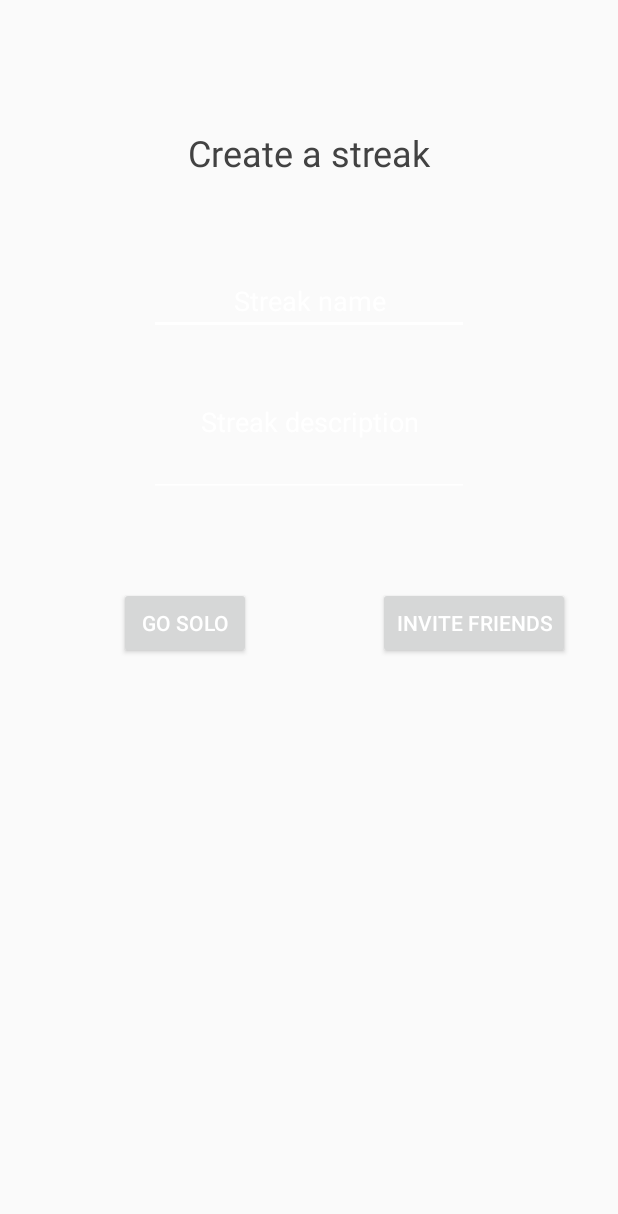
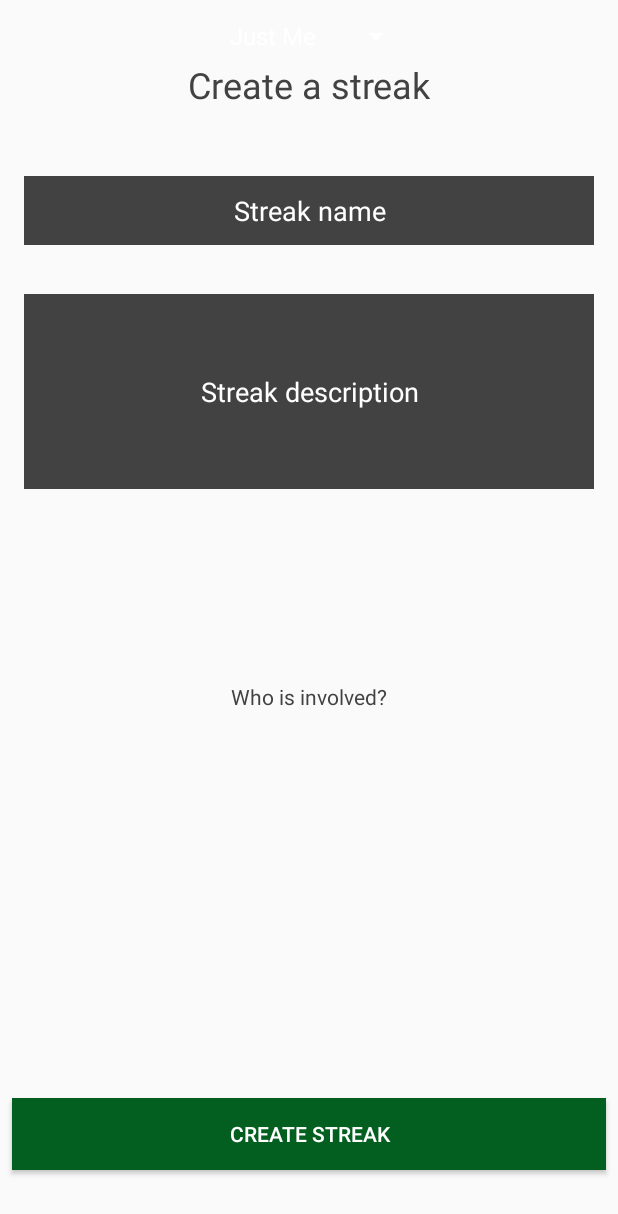
Before and after one commit to ReeceKidd/Streakr-android, an Android app: the CreateStreak screen opened directly, with no data from a screen before it, on a phone screen of 412 x 824 dp. Shown: the top 1214 px of the screen. Run offline under Robolectric (Android 15) with nearby library versions, the phone set to English and light mode, and no system bars.

Commit message:
feat: Began work on whoIsInvolvedSpinner for createStreak activity

```diff
--- a/Streakr/app/src/main/java/com/reecekidd/streakr/CreateStreak.kt
+++ b/Streakr/app/src/main/java/com/reecekidd/streakr/CreateStreak.kt
@@ -3,6 +3,9 @@ package com.reecekidd.streakr
 import android.os.Bundle
 import android.support.design.widget.Snackbar
 import android.support.v7.app.AppCompatActivity;
+import android.view.View
+import android.widget.AdapterView
+import android.widget.ArrayAdapter
 
 import kotlinx.android.synthetic.main.activity_create_streak.*
 
@@ -11,6 +14,21 @@ class CreateStreak : AppCompatActivity() {
     override fun onCreate(savedInstanceState: Bundle?) {
         super.onCreate(savedInstanceState)
         setContentView(R.layout.activity_create_streak)
+
+        var justMe: String = getString(R.string.just_me)
+        var friends: String = getString(R.string.friends)
+
+        val whoIsInvolvedOptions = arrayOf(justMe, friends)
+
+        whoIsInvolvedSpinner.adapter = ArrayAdapter<String>(this, android.R.layout.simple_list_item_1, whoIsInvolvedOptions)
+
+        whoIsInvolvedSpinner.onItemSelectedListener = object : AdapterView.OnItemSelectedListener{
+            override fun onNothingSelected(parent: AdapterView<*>?) {}
+
+            override fun onItemSelected(parent: AdapterView<*>?, view: View?, position: Int, id: Long) {
+                // If nothing is selected just set the default to just me.
+            }
+        }
     }
 
 }
--- a/Streakr/app/src/main/res/layout/activity_create_streak.xml
+++ b/Streakr/app/src/main/res/layout/activity_create_streak.xml
@@ -7,62 +7,50 @@
     android:layout_height="match_parent"
     tools:context=".CreateStreak">
 
+
     <EditText
         android:id="@+id/streakNameInput"
-        android:layout_width="wrap_content"
-        android:layout_height="43dp"
-        android:layout_marginStart="8dp"
-        android:layout_marginTop="8dp"
-        android:layout_marginEnd="8dp"
-        android:layout_marginBottom="8dp"
+        android:layout_width="0dp"
+        android:layout_height="46dp"
+        android:layout_marginStart="16dp"
+        android:layout_marginTop="16dp"
+        android:layout_marginEnd="16dp"
+        android:layout_marginBottom="16dp"
+        android:background="@color/cardview_dark_background"
         android:ems="10"
         android:hint="@string/streak_name"
         android:inputType="textPersonName"
+        android:padding="10dp"
         android:textAlignment="center"
+        android:textColor="@color/cardview_light_background"
         app:layout_constraintBottom_toBottomOf="parent"
         app:layout_constraintEnd_toEndOf="parent"
         app:layout_constraintStart_toStartOf="parent"
         app:layout_constraintTop_toTopOf="parent"
-        app:layout_constraintVertical_bias="0.225" />
-
-    <Button
-        android:id="@+id/soloStreakButton"
-        android:layout_width="wrap_content"
-        android:layout_height="wrap_content"
-        android:layout_marginStart="32dp"
-        android:layout_marginTop="60dp"
-        android:layout_marginEnd="38dp"
-        android:text="@string/solo"
-        app:layout_constraintEnd_toStartOf="@+id/inviteFriendsButton"
-        app:layout_constraintStart_toStartOf="parent"
-        app:layout_constraintTop_toBottomOf="@+id/streakDescription" />
-
-    <Button
-        android:id="@+id/inviteFriendsButton"
-        android:layout_width="wrap_content"
-        android:layout_height="wrap_content"
-        android:layout_marginEnd="32dp"
-        android:text="@string/invite_friends"
-        app:layout_constraintBaseline_toBaselineOf="@+id/soloStreakButton"
-        app:layout_constraintEnd_toEndOf="parent" />
+        app:layout_constraintVertical_bias="0.136"
+        tools:textColor="@color/cardview_light_background" />
 
     <EditText
         android:id="@+id/streakDescription"
-        android:layout_width="wrap_content"
-        android:layout_height="100dp"
-        android:layout_marginStart="8dp"
+        android:layout_width="0dp"
+        android:layout_height="130dp"
+        android:layout_marginStart="16dp"
         android:layout_marginTop="8dp"
-        android:layout_marginEnd="8dp"
+        android:layout_marginEnd="16dp"
         android:layout_marginBottom="8dp"
+        android:background="@color/cardview_dark_background"
         android:ems="10"
         android:hint="@string/streak_description"
         android:inputType="textMultiLine"
+        android:padding="10dp"
         android:textAlignment="center"
+        android:textColor="@color/cardview_light_background"
         app:layout_constraintBottom_toBottomOf="parent"
         app:layout_constraintEnd_toEndOf="parent"
         app:layout_constraintStart_toStartOf="parent"
         app:layout_constraintTop_toBottomOf="@+id/streakNameInput"
-        app:layout_constraintVertical_bias="0.0" />
+        app:layout_constraintVertical_bias="0.048"
+        tools:textColor="@color/cardview_light_background" />
 
     <TextView
         android:id="@+id/createAStreakTitle"
@@ -79,7 +67,50 @@
         app:layout_constraintEnd_toEndOf="parent"
         app:layout_constraintStart_toStartOf="parent"
         app:layout_constraintTop_toTopOf="parent"
-        app:layout_constraintVertical_bias="0.1" />
+        app:layout_constraintVertical_bias="0.041" />
+
+    <Button
+        android:id="@+id/createStreakButton"
+        android:layout_width="0dp"
+        android:layout_height="wrap_content"
+        android:layout_marginStart="8dp"
+        android:layout_marginTop="8dp"
+        android:layout_marginEnd="8dp"
+        android:layout_marginBottom="16dp"
+        android:background="#035f1f"
+        android:text="@string/create_streak"
+        app:layout_constraintBottom_toBottomOf="parent"
+        app:layout_constraintEnd_toEndOf="parent"
+        app:layout_constraintHorizontal_bias="0.5"
+        app:layout_constraintStart_toStartOf="parent"
+        app:layout_constraintTop_toTopOf="parent"
+        app:layout_constraintVertical_bias="0.963" />
+
+    <Spinner
+        android:id="@+id/whoIsInvolvedSpinner"
+        android:layout_width="wrap_content"
+        android:layout_height="wrap_content"
+        android:layout_marginStart="8dp"
+        android:layout_marginEnd="8dp"
+        app:layout_constraintEnd_toEndOf="parent"
+        app:layout_constraintStart_toStartOf="parent"
+        tools:layout_editor_absoluteY="329dp" />
+
+    <TextView
+        android:id="@+id/whoIsInvolvedSubTitle"
+        android:layout_width="wrap_content"
+        android:layout_height="wrap_content"
+        android:layout_marginStart="8dp"
+        android:layout_marginTop="8dp"
+        android:layout_marginEnd="8dp"
+        android:layout_marginBottom="8dp"
+        android:text="@string/who_is_involved"
+        android:textColor="@color/cardview_dark_background"
+        app:layout_constraintBottom_toBottomOf="parent"
+        app:layout_constraintEnd_toEndOf="parent"
+        app:layout_constraintStart_toStartOf="parent"
+        app:layout_constraintTop_toTopOf="parent"
+        app:layout_constraintVertical_bias="0.566" />
 
 
 </android.support.constraint.ConstraintLayout>
--- a/Streakr/app/src/main/res/values/strings.xml
+++ b/Streakr/app/src/main/res/values/strings.xml
@@ -54,6 +54,12 @@
     <string name="streak_name">Streak name</string>
     <string name="streak_description">Streak description</string>
     <string name="success_criteria"> Success criteria</string>
-    <string name="invite_friends">Invite Friends</string>
-    <string name="solo">Go solo</string>
+    <string name="who_is_involved">Who is involved?</string>
+    <string name="friends">Friends</string>
+    <string name="just_me">Just Me</string>
+    <string name="create_streak">Create Streak</string>
+    <!-- Button related strings -->
+    <string name="submit">Submit</string>
+
+
 </resources>
```
